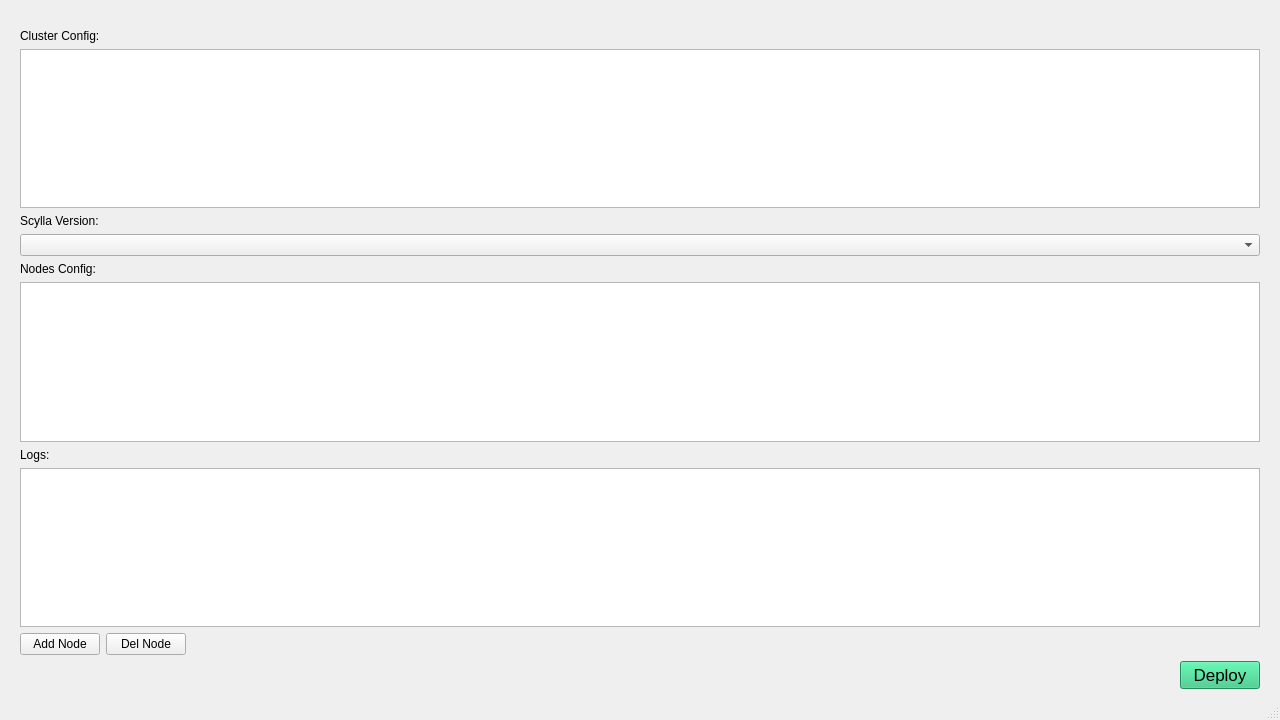
Old version of the form scylla.ui in the repository asias/scylla-cluster-manager.
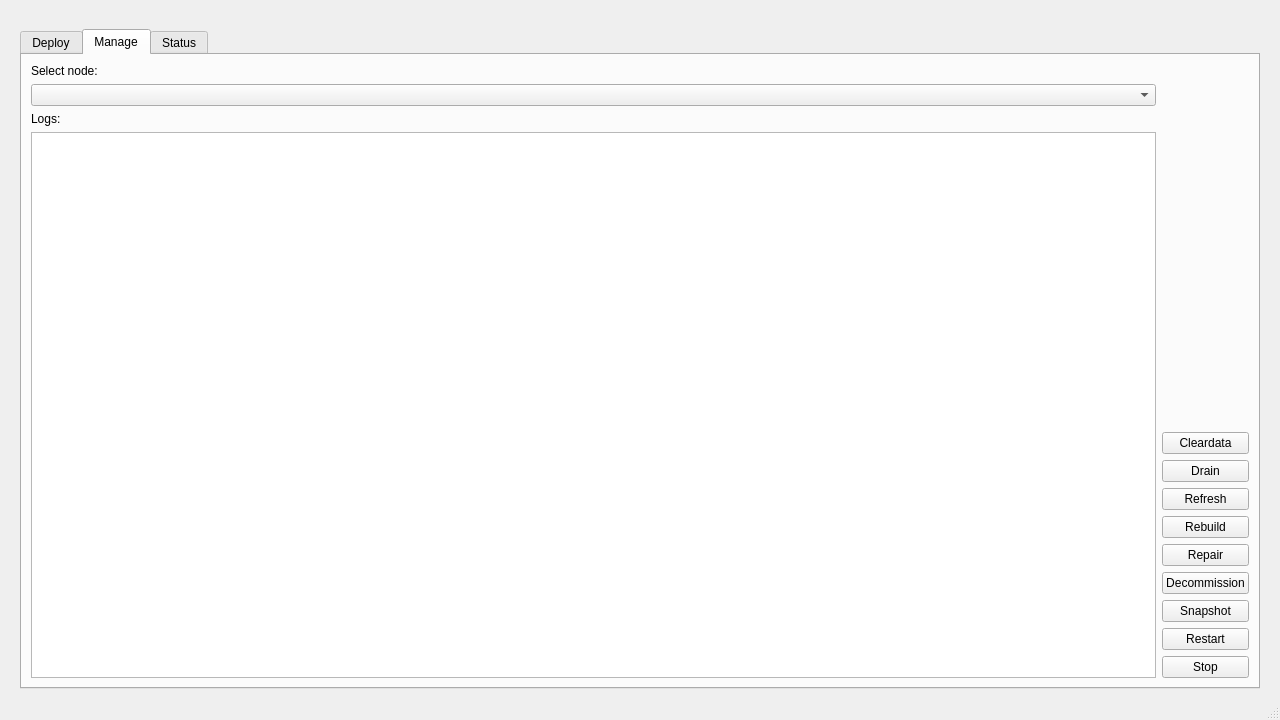
New version of the form. The open tabs and pages were chosen to show the change.

Commit message: Add manage and status tab

Diff of the .ui file:
```diff
--- a/scylla.ui
+++ b/scylla.ui
@@ -32,6 +32,16 @@
      </widget>
     </item>
     <item>
+     <widget class="QTabWidget" name="tabWidget">
+      <property name="currentIndex">
+       <number>0</number>
+      </property>
+      <widget class="QWidget" name="tab">
+       <attribute name="title">
+        <string>Deploy</string>
+       </attribute>
+       <layout class="QVBoxLayout" name="verticalLayout_5">
+        <item>
      <layout class="QVBoxLayout" name="verticalLayout">
       <item>
        <widget class="QLabel" name="label">
@@ -175,6 +185,159 @@
        </layout>
       </item>
      </layout>
+        </item>
+       </layout>
+      </widget>
+      <widget class="QWidget" name="tab_2">
+       <attribute name="title">
+        <string>Manage</string>
+       </attribute>
+       <layout class="QGridLayout" name="gridLayout_4">
+        <item row="1" column="1">
+         <layout class="QVBoxLayout" name="verticalLayout_3">
+          <item>
+           <widget class="QLabel" name="label_6">
+            <property name="text">
+             <string>Select node:</string>
+            </property>
+           </widget>
+          </item>
+          <item>
+           <widget class="QComboBox" name="manage_select_node"/>
+          </item>
+          <item>
+           <widget class="QLabel" name="label_5">
+            <property name="text">
+             <string>Logs:</string>
+            </property>
+           </widget>
+          </item>
+          <item>
+           <widget class="QTextEdit" name="textEdit"/>
+          </item>
+         </layout>
+        </item>
+        <item row="1" column="2">
+         <layout class="QGridLayout" name="gridLayout_6">
+          <item row="6" column="2">
+           <widget class="QPushButton" name="pushButton_3">
+            <property name="text">
+             <string>Repair</string>
+            </property>
+           </widget>
+          </item>
+          <item row="4" column="2">
+           <widget class="QPushButton" name="pushButton_6">
+            <property name="text">
+             <string>Refresh</string>
+            </property>
+           </widget>
+          </item>
+          <item row="10" column="2">
+           <widget class="QPushButton" name="pushButton_5">
+            <property name="text">
+             <string>Snapshot</string>
+            </property>
+           </widget>
+          </item>
+          <item row="5" column="2">
+           <widget class="QPushButton" name="pushButton_4">
+            <property name="text">
+             <string>Rebuild</string>
+            </property>
+           </widget>
+          </item>
+          <item row="14" column="2">
+           <widget class="QPushButton" name="pushButton_10">
+            <property name="text">
+             <string>Stop</string>
+            </property>
+           </widget>
+          </item>
+          <item row="2" column="2">
+           <widget class="QPushButton" name="pushButton_8">
+            <property name="text">
+             <string>Drain</string>
+            </property>
+           </widget>
+          </item>
+          <item row="7" column="2">
+           <widget class="QPushButton" name="pushButton_2">
+            <property name="text">
+             <string>Decommission</string>
+            </property>
+           </widget>
+          </item>
+          <item row="0" column="2">
+           <spacer name="verticalSpacer">
+            <property name="orientation">
+             <enum>Qt::Vertical</enum>
+            </property>
+            <property name="sizeHint" stdset="0">
+             <size>
+              <width>20</width>
+              <height>40</height>
+             </size>
+            </property>
+           </spacer>
+          </item>
+          <item row="12" column="2">
+           <widget class="QPushButton" name="pushButton_9">
+            <property name="text">
+             <string>Restart</string>
+            </property>
+           </widget>
+          </item>
+          <item row="1" column="2">
+           <widget class="QPushButton" name="pushButton_7">
+            <property name="text">
+             <string>Cleardata</string>
+            </property>
+           </widget>
+          </item>
+         </layout>
+        </item>
+       </layout>
+      </widget>
+      <widget class="QWidget" name="tab_3">
+       <attribute name="title">
+        <string>Status</string>
+       </attribute>
+       <layout class="QVBoxLayout" name="verticalLayout_7">
+        <item>
+         <layout class="QGridLayout" name="gridLayout_2">
+          <item row="1" column="1">
+           <widget class="QPushButton" name="pushButton">
+            <property name="text">
+             <string>Refresh</string>
+            </property>
+           </widget>
+          </item>
+          <item row="1" column="0">
+           <spacer name="horizontalSpacer_2">
+            <property name="orientation">
+             <enum>Qt::Horizontal</enum>
+            </property>
+            <property name="sizeHint" stdset="0">
+             <size>
+              <width>40</width>
+              <height>20</height>
+             </size>
+            </property>
+           </spacer>
+          </item>
+          <item row="0" column="0">
+           <widget class="QTableWidget" name="tableWidget">
+            <attribute name="horizontalHeaderStretchLastSection">
+             <bool>false</bool>
+            </attribute>
+           </widget>
+          </item>
+         </layout>
+        </item>
+       </layout>
+      </widget>
+     </widget>
     </item>
    </layout>
   </widget>
```
Lines whose indentation alone changed are shown as unchanged. The commit also changes 2 other files.
